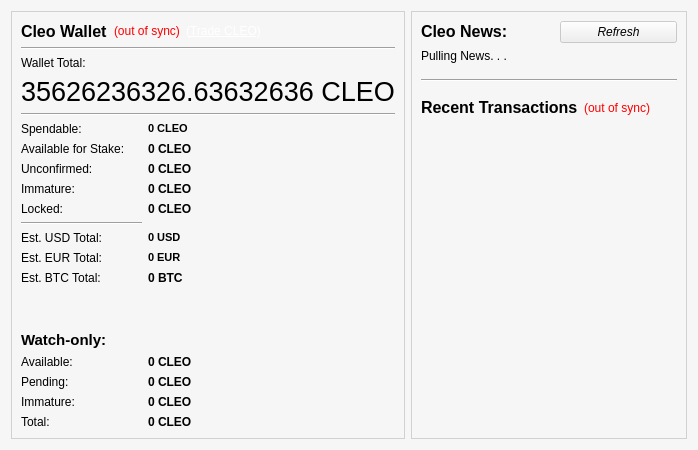
Old version of the form src/qt/forms/overviewpage.ui in the repository Olliecad1/CLEO-Global.
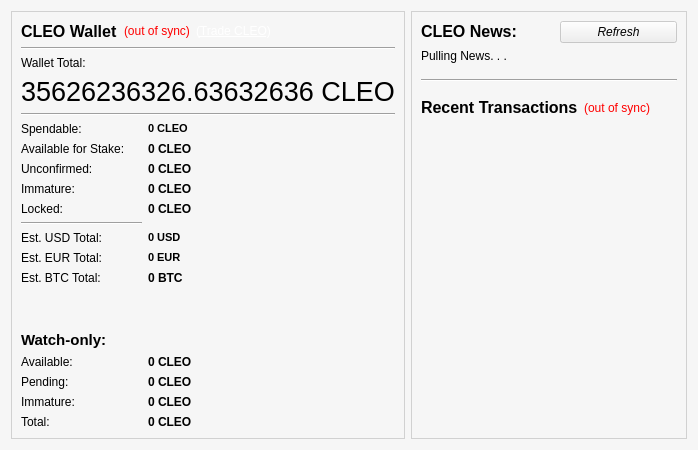
New version of the form. Icons and pictures are not drawn.

Commit message:
Cleo to CLEO updates
Cleo to CLEO updates.

Patch:
```diff
--- a/src/qt/forms/overviewpage.ui
+++ b/src/qt/forms/overviewpage.ui
@@ -564,7 +564,7 @@
              <string notr="true"/>
             </property>
             <property name="text">
-             <string>Cleo Wallet</string>
+             <string>CLEO Wallet</string>
             </property>
            </widget>
           </item>
@@ -781,7 +781,7 @@
            </font>
           </property>
           <property name="text">
-           <string>Cleo News:</string>
+           <string>CLEO News:</string>
           </property>
          </widget>
         </item>
```
